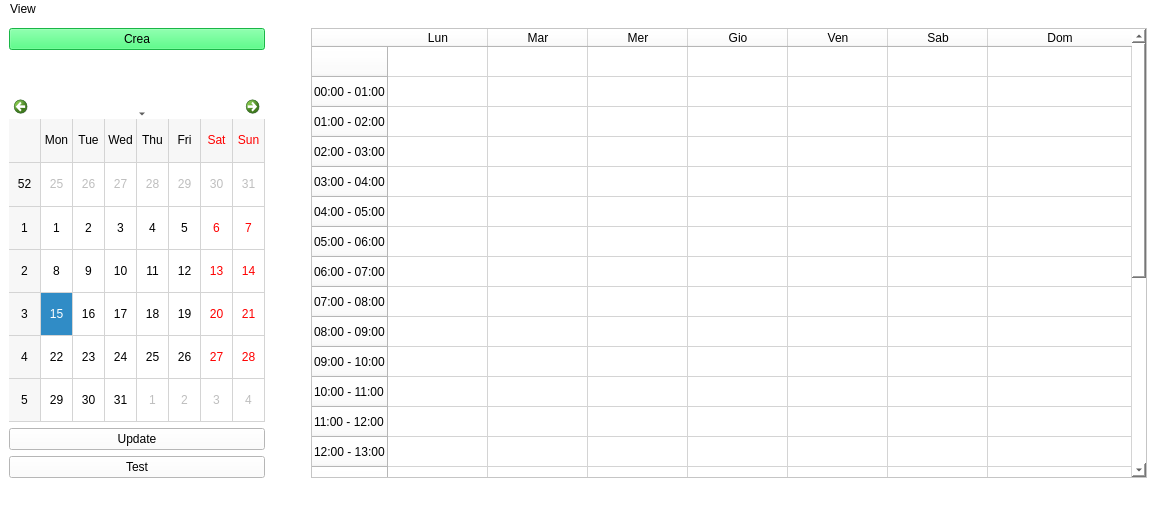
First picture: the form in CalendarToDoList/mainwindow.ui, repository DarthReca/calendar-to-do-list, before the edit.
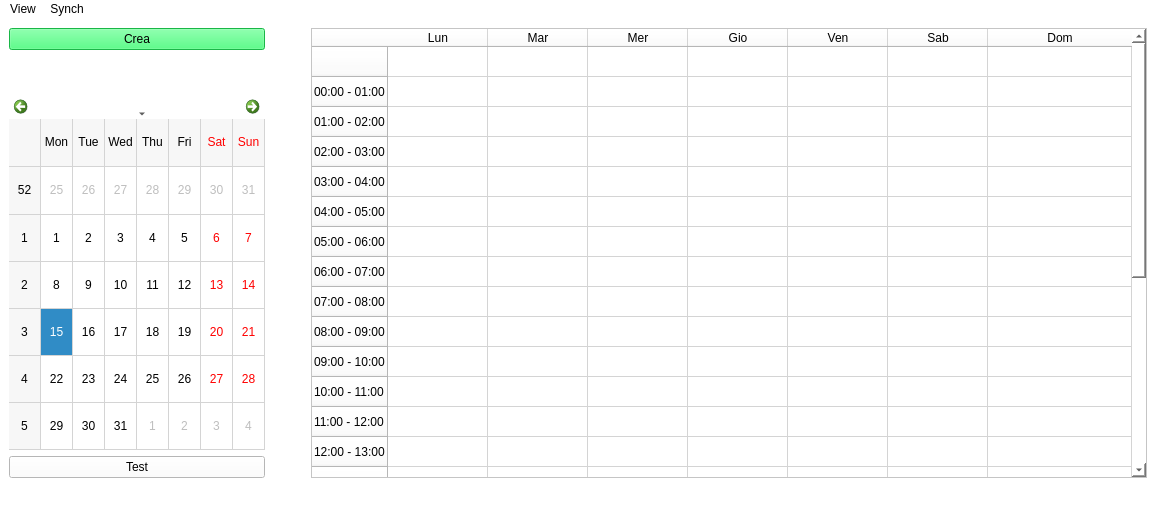
Second picture: the form after the edit.

Diff of the .ui file:
```diff
--- a/CalendarToDoList/mainwindow.ui
+++ b/CalendarToDoList/mainwindow.ui
@@ -85,13 +85,6 @@
         </property>
        </widget>
       </item>
-      <item>
-       <widget class="QPushButton" name="updateButton">
-        <property name="text">
-         <string>Update</string>
-        </property>
-       </widget>
-      </item>
       <item>
        <widget class="QPushButton" name="testButton">
         <property name="text">
@@ -357,7 +350,26 @@
     </widget>
     <addaction name="menuVedi_tabella"/>
    </widget>
+   <widget class="QMenu" name="menuSynch">
+    <property name="title">
+     <string>Synch</string>
+    </property>
+    <widget class="QMenu" name="menuImposta_intervallo_di_sincronizzazione">
+     <property name="title">
+      <string>Imposta intervallo di sincronizzazione</string>
+     </property>
+     <addaction name="separator"/>
+     <addaction name="separator"/>
+     <addaction name="actionOgni_10_secondi"/>
+     <addaction name="actionOgni_30_secondi"/>
+     <addaction name="actionOgni_minuto"/>
+     <addaction name="actionOgni_ora"/>
+    </widget>
+    <addaction name="actionSincronizza"/>
+    <addaction name="menuImposta_intervallo_di_sincronizzazione"/>
+   </widget>
    <addaction name="menuView"/>
+   <addaction name="menuSynch"/>
   </widget>
   <widget class="QStatusBar" name="statusbar"/>
   <action name="actionLogin">
```
Left out of the diff: 25 changed lines with no effect on the pictures.
